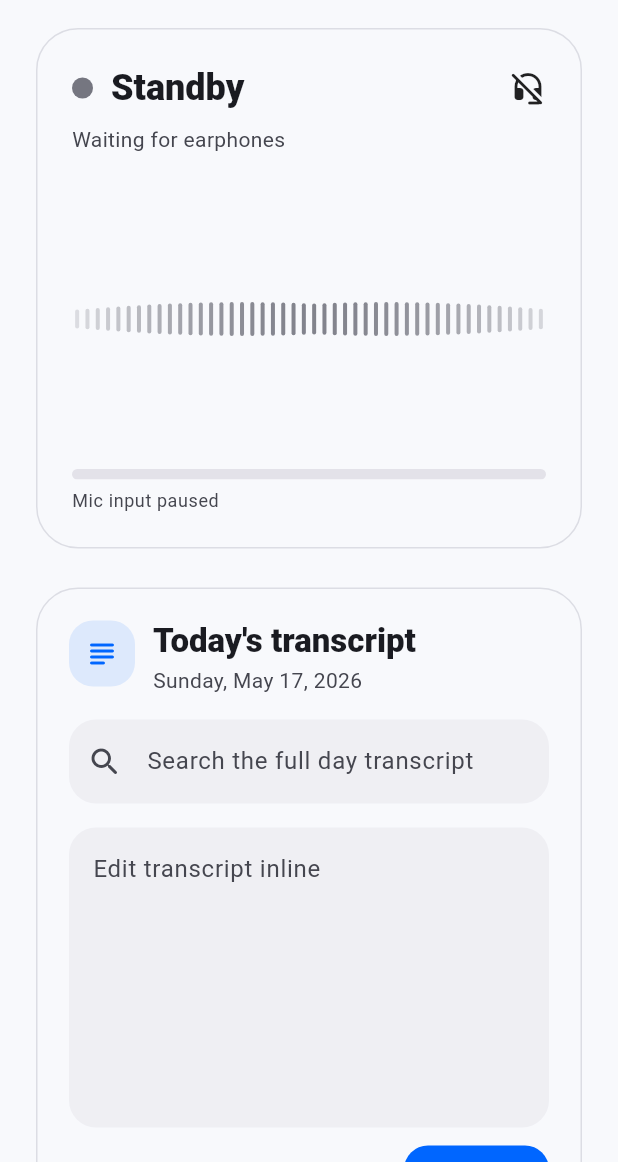
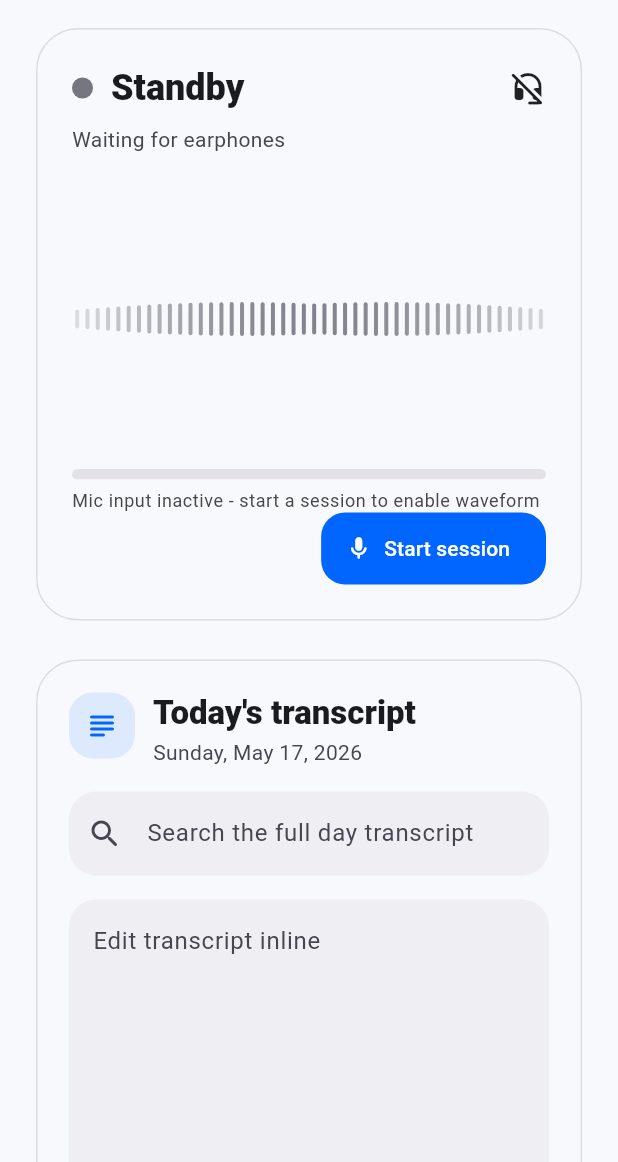
Before and after one commit to praveenasok1/cue, a Flutter app: the screen it shows after launch, on a phone screen of 412 x 824 dp, the part 74-1236 px from its top. Run offline on Flutter 3.47's test engine with Material 3 defaults, Android fonts, the phone set to English and light mode, and no system bars; our stand-ins replace drift, drift_flutter, flutter_riverpod, geolocator, shared_preferences, speech_to_text; missing offline and left inert: audio_session, flutter_foreground_task, record; accounts and stored records are empty.

Commit message:
Add manual recording session fallback
Co-authored-by: praveenasok1 <praveenasok1@users.noreply.github.com>

```diff
--- a/lib/src/data/models.dart
+++ b/lib/src/data/models.dart
@@ -118,6 +118,7 @@ class RecordingStatus {
     required this.isRecording,
     required this.earphonesConnected,
     this.isPaused = false,
+    this.isManualSession = false,
     this.session,
     this.amplitude = 0,
     this.liveTranscript = '',
@@ -127,6 +128,7 @@ class RecordingStatus {
   final bool isRecording;
   final bool earphonesConnected;
   final bool isPaused;
+  final bool isManualSession;
   final RecordingSession? session;
   final double amplitude;
   final String liveTranscript;
@@ -136,6 +138,7 @@ class RecordingStatus {
     bool? isRecording,
     bool? earphonesConnected,
     bool? isPaused,
+    bool? isManualSession,
     RecordingSession? session,
     bool clearSession = false,
     double? amplitude,
@@ -146,6 +149,7 @@ class RecordingStatus {
       isRecording: isRecording ?? this.isRecording,
       earphonesConnected: earphonesConnected ?? this.earphonesConnected,
       isPaused: isPaused ?? this.isPaused,
+      isManualSession: isManualSession ?? this.isManualSession,
       session: clearSession ? null : session ?? this.session,
       amplitude: amplitude ?? this.amplitude,
       liveTranscript: liveTranscript ?? this.liveTranscript,
--- a/lib/src/features/home/home_screen.dart
+++ b/lib/src/features/home/home_screen.dart
@@ -160,6 +160,7 @@ class _RecordingHero extends ConsumerWidget {
             _InputLevelMeter(
               amplitude: status.amplitude,
               active: status.isRecording && !status.isPaused,
+              paused: status.isPaused,
             ),
             if (status.isRecording) ...[
               const SizedBox(height: 14),
@@ -202,6 +203,17 @@ class _RecordingHero extends ConsumerWidget {
                         .stopRecording(reason: 'Stopped by user'),
                   ),
                 ],
+              )
+            else
+              Align(
+                alignment: Alignment.centerRight,
+                child: FilledButton.icon(
+                  icon: const Icon(Icons.mic_rounded),
+                  label: const Text('Start session'),
+                  onPressed: () => ref
+                      .read(recordingControllerProvider.notifier)
+                      .startManualRecording(),
+                ),
               ),
           ],
         ),
@@ -211,10 +223,15 @@ class _RecordingHero extends ConsumerWidget {
 }
 
 class _InputLevelMeter extends StatelessWidget {
-  const _InputLevelMeter({required this.amplitude, required this.active});
+  const _InputLevelMeter({
+    required this.amplitude,
+    required this.active,
+    required this.paused,
+  });
 
   final double amplitude;
   final bool active;
+  final bool paused;
 
   @override
   Widget build(BuildContext context) {
@@ -235,7 +252,11 @@ class _InputLevelMeter extends StatelessWidget {
         ),
         const SizedBox(height: 6),
         Text(
-          active ? 'Mic input ${(value * 100).round()}%' : 'Mic input paused',
+          active
+              ? 'Mic input ${(value * 100).round()}%'
+              : paused
+              ? 'Mic input paused'
+              : 'Mic input inactive - start a session to enable waveform',
           style: Theme.of(context).textTheme.bodySmall?.copyWith(
             color: Theme.of(context).colorScheme.onSurfaceVariant,
           ),
--- a/lib/src/providers.dart
+++ b/lib/src/providers.dart
@@ -182,12 +182,18 @@ class RecordingController extends Notifier<RecordingStatus> {
 
     if (route.earphonesConnected && !state.isRecording) {
       await _startRecording(route.routeName);
-    } else if (!route.earphonesConnected && state.isRecording) {
+    } else if (!route.earphonesConnected &&
+        state.isRecording &&
+        !state.isManualSession) {
       await stopRecording(reason: 'Earphones disconnected');
     }
   }
 
-  Future<void> _startRecording(String source) async {
+  Future<void> startManualRecording() {
+    return _startRecording('Manual session', manual: true);
+  }
+
+  Future<void> _startRecording(String source, {bool manual = false}) async {
     try {
       await ref.read(foregroundRecordingServiceProvider).start();
       final recording = await ref.read(recordingServiceProvider).start();
@@ -231,7 +237,10 @@ class RecordingController extends Notifier<RecordingStatus> {
         isRecording: true,
         session: session,
         isPaused: false,
-        statusMessage: 'Recording earphone session',
+        isManualSession: manual,
+        statusMessage: manual
+            ? 'Recording manual session'
+            : 'Recording earphone session',
       );
       _startLevelDecay();
     } catch (error) {
@@ -239,6 +248,7 @@ class RecordingController extends Notifier<RecordingStatus> {
       state = state.copyWith(
         isRecording: false,
         isPaused: false,
+        isManualSession: false,
         statusMessage: error.toString(),
       );
     }
@@ -262,7 +272,9 @@ class RecordingController extends Notifier<RecordingStatus> {
     await ref.read(transcriptionServiceProvider).resume();
     state = state.copyWith(
       isPaused: false,
-      statusMessage: 'Recording earphone session',
+      statusMessage: state.isManualSession
+          ? 'Recording manual session'
+          : 'Recording earphone session',
     );
   }
 
@@ -287,6 +299,7 @@ class RecordingController extends Notifier<RecordingStatus> {
     state = state.copyWith(
       isRecording: false,
       isPaused: false,
+      isManualSession: false,
       clearSession: true,
       amplitude: 0,
       liveTranscript: '',
```
